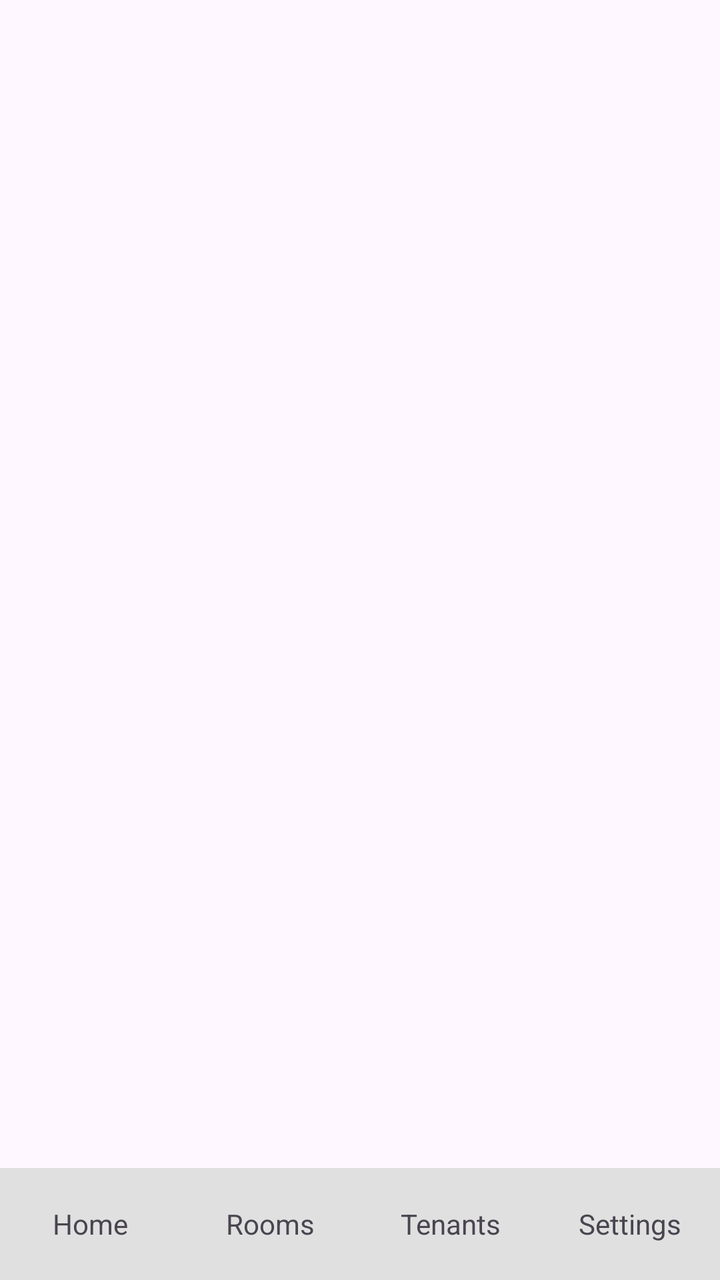
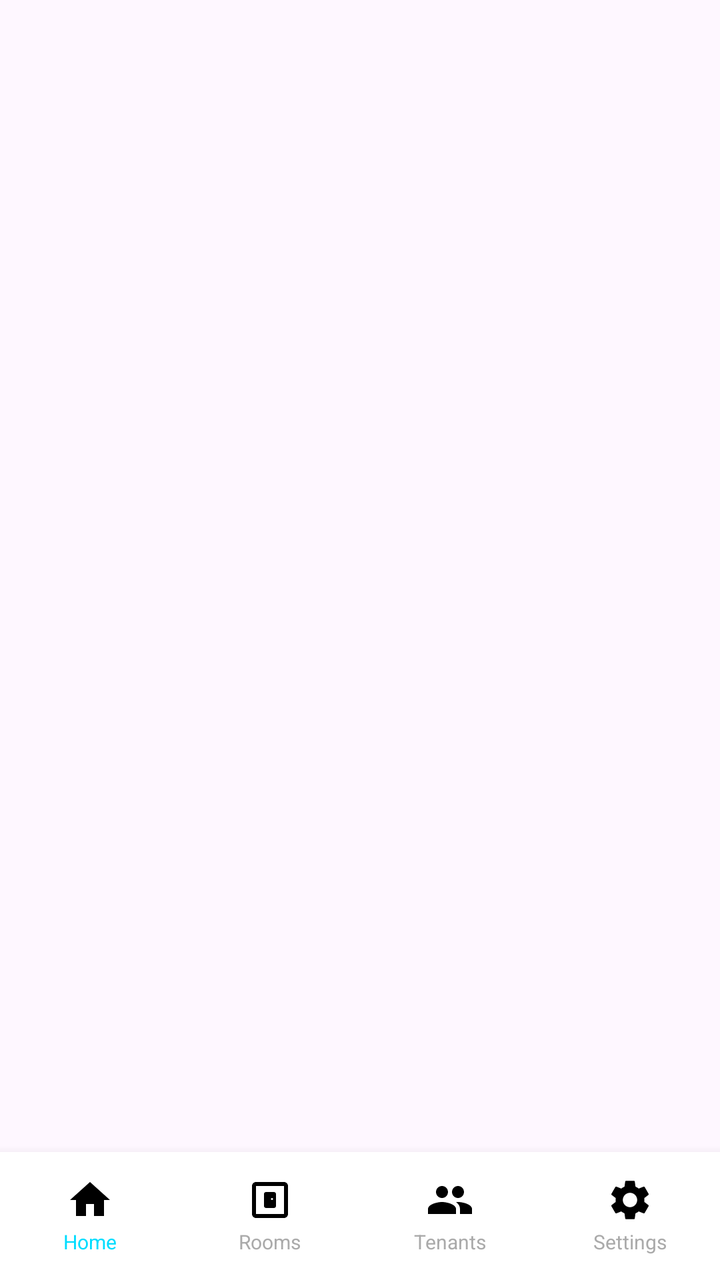

Screens rendered from an Android XML layout before and after an edit, with the pre-edit source and the edit as a unified diff.
<!-- AndroidManifest.xml: application theme Theme.RentMangment -->
<!-- res/layout/activity_dashboard.xml -->
<?xml version="1.0" encoding="utf-8"?>
<LinearLayout xmlns:android="http://schemas.android.com/apk/res/android"
    android:layout_width="match_parent"
    android:layout_height="match_parent"
    xmlns:app="http://schemas.android.com/apk/res-auto"
    android:orientation="vertical">

    
    <FrameLayout
        android:id="@+id/fragment_container"
        android:layout_width="match_parent"
        android:layout_height="0dp"
        android:layout_weight="1" />

    
    <LinearLayout
        android:layout_width="match_parent"
        android:layout_height="56dp"
        android:orientation="horizontal"
        android:weightSum="4"
        android:background="#E0E0E0">

        <TextView
            android:id="@+id/btn_home"
            android:layout_width="0dp"
            android:layout_height="match_parent"
            android:layout_weight="1"
            android:gravity="center"
            android:text="Home"
            android:textSize="14sp"
            android:padding="4dp" />

        <TextView
            android:id="@+id/btn_rooms"
            android:layout_width="0dp"
            android:layout_height="match_parent"
            android:layout_weight="1"
            android:gravity="center"
            android:text="Rooms"
            android:textSize="14sp"
            android:padding="4dp" />

        <TextView
            android:id="@+id/btn_tenants"
            android:layout_width="0dp"
            android:layout_height="match_parent"
            android:layout_weight="1"
            android:gravity="center"
            android:text="Tenants"
            android:textSize="14sp"
            android:padding="4dp" />

        <TextView
            android:id="@+id/btn_payments"
            android:layout_width="0dp"
            android:layout_height="match_parent"
            android:layout_weight="1"
            android:gravity="center"
            android:text="Payments"
            android:visibility="gone"
            android:textSize="14sp"
            android:padding="4dp" />

        <TextView
            android:id="@+id/btn_settings"
            android:layout_width="0dp"
            android:layout_height="match_parent"
            android:layout_weight="1"
            android:gravity="center"
            android:text="Settings"
            android:textSize="14sp"
            android:padding="4dp" />
    </LinearLayout>
</LinearLayout>
<!-- resources referenced by this layout -->
<resources>
  <style name="Theme.RentMangment" parent="Base.Theme.RentMangment" />
  <style name="Base.Theme.RentMangment" parent="Theme.Material3.DayNight.NoActionBar">
          
          
      </style>
</resources>

<!-- the commit's change to res/layout/activity_dashboard.xml (unified diff, before → after) -->
@@ -1,8 +1,8 @@
 <?xml version="1.0" encoding="utf-8"?>
 <LinearLayout xmlns:android="http://schemas.android.com/apk/res/android"
+    xmlns:app="http://schemas.android.com/apk/res-auto"
     android:layout_width="match_parent"
     android:layout_height="match_parent"
-    xmlns:app="http://schemas.android.com/apk/res-auto"
     android:orientation="vertical">
 
     
@@ -15,60 +15,132 @@
     
     <LinearLayout
         android:layout_width="match_parent"
-        android:layout_height="56dp"
+        android:layout_height="64dp"
         android:orientation="horizontal"
-        android:weightSum="4"
-        android:background="#E0E0E0">
+        android:background="#FFFFFF"
+        android:elevation="8dp"
+        android:paddingTop="8dp"
+        android:paddingBottom="8dp">
 
-        <TextView
-            android:id="@+id/btn_home"
+        <LinearLayout
+            android:id="@+id/nav_home"
             android:layout_width="0dp"
             android:layout_height="match_parent"
             android:layout_weight="1"
+            android:orientation="vertical"
             android:gravity="center"
-            android:text="Home"
-            android:textSize="14sp"
-            android:padding="4dp" />
+            android:clickable="true"
+            android:focusable="true"
+            android:background="?attr/selectableItemBackgroundBorderless"
+            android:padding="4dp">
 
-        <TextView
-            android:id="@+id/btn_rooms"
+            <ImageView
+                android:id="@+id/icon_home"
+                android:layout_width="24dp"
+                android:layout_height="24dp"
+                android:src="@drawable/ic_home"
+                app:tint="@color/black" />
+
+            <TextView
+                android:id="@+id/text_home"
+                android:layout_width="wrap_content"
+                android:layout_height="wrap_content"
+                android:text="Home"
+                android:textSize="10sp"
+                android:textColor="@android:color/holo_blue_bright"
+                android:layout_marginTop="2dp" />
+
+        </LinearLayout>
+
+        <LinearLayout
+            android:id="@+id/nav_rooms"
             android:layout_width="0dp"
             android:layout_height="match_parent"
             android:layout_weight="1"
+            android:orientation="vertical"
             android:gravity="center"
-            android:text="Rooms"
-            android:textSize="14sp"
-            android:padding="4dp" />
+            android:clickable="true"
+            android:focusable="true"
+            android:background="?attr/selectableItemBackgroundBorderless"
+            android:padding="4dp">
 
-        <TextView
-            android:id="@+id/btn_tenants"
+            <ImageView
+                android:id="@+id/icon_rooms"
+                android:layout_width="24dp"
+                android:layout_height="24dp"
+                android:src="@drawable/ic_rooms"
+                app:tint="@color/black" />
+
+            <TextView
+                android:id="@+id/text_rooms"
+                android:layout_width="wrap_content"
+                android:layout_height="wrap_content"
+                android:text="Rooms"
+                android:textSize="10sp"
+                android:textColor="@android:color/darker_gray"
+                android:layout_marginTop="2dp" />
+
+        </LinearLayout>
+
+        <LinearLayout
+            android:id="@+id/nav_tenants"
             android:layout_width="0dp"
             android:layout_height="match_parent"
             android:layout_weight="1"
+            android:orientation="vertical"
             android:gravity="center"
-            android:text="Tenants"
-            android:textSize="14sp"
-            android:padding="4dp" />
+            android:clickable="true"
+            android:focusable="true"
+            android:background="?attr/selectableItemBackgroundBorderless"
+            android:padding="4dp">
 
-        <TextView
-            android:id="@+id/btn_payments"
+            <ImageView
+                android:id="@+id/icon_tenants"
+                android:layout_width="24dp"
+                android:layout_height="24dp"
+                android:src="@drawable/ic_people"
+                app:tint="@color/black" />
+
+            <TextView
+                android:id="@+id/text_tenants"
+                android:layout_width="wrap_content"
+                android:layout_height="wrap_content"
+                android:text="Tenants"
+                android:textSize="10sp"
+                android:textColor="@android:color/darker_gray"
+                android:layout_marginTop="2dp" />
+
+        </LinearLayout>
+
+        <LinearLayout
+            android:id="@+id/nav_settings"
             android:layout_width="0dp"
             android:layout_height="match_parent"
             android:layout_weight="1"
+            android:orientation="vertical"
             android:gravity="center"
-            android:text="Payments"
-            android:visibility="gone"
-            android:textSize="14sp"
-            android:padding="4dp" />
+            android:clickable="true"
+            android:focusable="true"
+            android:background="?attr/selectableItemBackgroundBorderless"
+            android:padding="4dp">
 
-        <TextView
-            android:id="@+id/btn_settings"
-            android:layout_width="0dp"
-            android:layout_height="match_parent"
-            android:layout_weight="1"
-            android:gravity="center"
-            android:text="Settings"
-            android:textSize="14sp"
-            android:padding="4dp" />
+            <ImageView
+                android:id="@+id/icon_settings"
+                android:layout_width="24dp"
+                android:layout_height="24dp"
+                android:src="@drawable/ic_settings"
+                app:tint="@color/black" />
+
+            <TextView
+                android:id="@+id/text_settings"
+                android:layout_width="wrap_content"
+                android:layout_height="wrap_content"
+                android:text="Settings"
+                android:textSize="10sp"
+                android:textColor="@android:color/darker_gray"
+                android:layout_marginTop="2dp" />
+
+        </LinearLayout>
+
     </LinearLayout>
 </LinearLayout>
<!-- resource entries referenced after the edit -->
@@ -1,5 +1,40 @@
 <!-- resources referenced by this layout -->
 <resources>
+  <color name="black">#FF000000</color>
+  <!-- drawable ic_home (drawable) -->
+  <vector xmlns:android="http://schemas.android.com/apk/res/android" android:height="24dp" android:tint="#000000" android:viewportHeight="24" android:viewportWidth="24" android:width="24dp">
+        
+      <path android:fillColor="@android:color/white" android:pathData="M10,20v-6h4v6h5v-8h3L12,3 2,12h3v8z"/>
+      
+  </vector>
+  <!-- drawable ic_people (drawable) -->
+  <vector xmlns:android="http://schemas.android.com/apk/res/android" android:height="24dp" android:tint="#000000" android:viewportHeight="24" android:viewportWidth="24" android:width="24dp">
+        
+      <path android:fillColor="@android:color/white" android:pathData="M16,11c1.66,0 2.99,-1.34 2.99,-3S17.66,5 16,5c-1.66,0 -3,1.34 -3,3s1.34,3 3,3zM8,11c1.66,0 2.99,-1.34 2.99,-3S9.66,5 8,5C6.34,5 5,6.34 5,8s1.34,3 3,3zM8,13c-2.33,0 -7,1.17 -7,3.5L1,19h14v-2.5c0,-2.33 -4.67,-3.5 -7,-3.5zM16,13c-0.29,0 -0.62,0.02 -0.97,0.05 1.16,0.84 1.97,1.97 1.97,3.45L17,19h6v-2.5c0,-2.33 -4.67,-3.5 -7,-3.5z"/>
+      
+  </vector>
+  <!-- drawable ic_rooms (drawable) -->
+  <?xml version="1.0" encoding="utf-8"?>
+  <vector xmlns:android="http://schemas.android.com/apk/res/android"
+      android:width="24dp"
+      android:height="24dp"
+      android:viewportWidth="24"
+      android:viewportHeight="24"
+      android:tint="?attr/colorControlNormal">
+  
+      <path
+          android:fillColor="@android:color/black"
+          android:pathData="M19,3H5C3.9,3 3,3.9 3,5v14c0,1.1 0.9,2 2,2h14c1.1,0 2,-0.9 2,-2V5C21,3.9 20.1,3 19,3zM19,19H5V5h14V19z"/>
+      <path
+          android:fillColor="@android:color/black"
+          android:pathData="M14,8h-4c-0.55,0 -1,0.45 -1,1v6c0,0.55 0.45,1 1,1h4c0.55,0 1,-0.45 1,-1V9C15,8.45 14.55,8 14,8zM13,12c-0.28,0 -0.5,-0.22 -0.5,-0.5S12.72,11 13,11s0.5,0.22 0.5,0.5S13.28,12 13,12z"/>
+  </vector>
+  <!-- drawable ic_settings (drawable) -->
+  <vector xmlns:android="http://schemas.android.com/apk/res/android" android:height="24dp" android:tint="#000000" android:viewportHeight="24" android:viewportWidth="24" android:width="24dp">
+        
+      <path android:fillColor="@android:color/white" android:pathData="M19.14,12.94c0.04,-0.3 0.06,-0.61 0.06,-0.94c0,-0.32 -0.02,-0.64 -0.07,-0.94l2.03,-1.58c0.18,-0.14 0.23,-0.41 0.12,-0.61l-1.92,-3.32c-0.12,-0.22 -0.37,-0.29 -0.59,-0.22l-2.39,0.96c-0.5,-0.38 -1.03,-0.7 -1.62,-0.94L14.4,2.81c-0.04,-0.24 -0.24,-0.41 -0.48,-0.41h-3.84c-0.24,0 -0.43,0.17 -0.47,0.41L9.25,5.35C8.66,5.59 8.12,5.92 7.63,6.29L5.24,5.33c-0.22,-0.08 -0.47,0 -0.59,0.22L2.74,8.87C2.62,9.08 2.66,9.34 2.86,9.48l2.03,1.58C4.84,11.36 4.8,11.69 4.8,12s0.02,0.64 0.07,0.94l-2.03,1.58c-0.18,0.14 -0.23,0.41 -0.12,0.61l1.92,3.32c0.12,0.22 0.37,0.29 0.59,0.22l2.39,-0.96c0.5,0.38 1.03,0.7 1.62,0.94l0.36,2.54c0.05,0.24 0.24,0.41 0.48,0.41h3.84c0.24,0 0.44,-0.17 0.47,-0.41l0.36,-2.54c0.59,-0.24 1.13,-0.56 1.62,-0.94l2.39,0.96c0.22,0.08 0.47,0 0.59,-0.22l1.92,-3.32c0.12,-0.22 0.07,-0.47 -0.12,-0.61L19.14,12.94zM12,15.6c-1.98,0 -3.6,-1.62 -3.6,-3.6s1.62,-3.6 3.6,-3.6s3.6,1.62 3.6,3.6S13.98,15.6 12,15.6z"/>
+      
+  </vector>
   <style name="Theme.RentMangment" parent="Base.Theme.RentMangment" />
   <style name="Base.Theme.RentMangment" parent="Theme.Material3.DayNight.NoActionBar">
           
